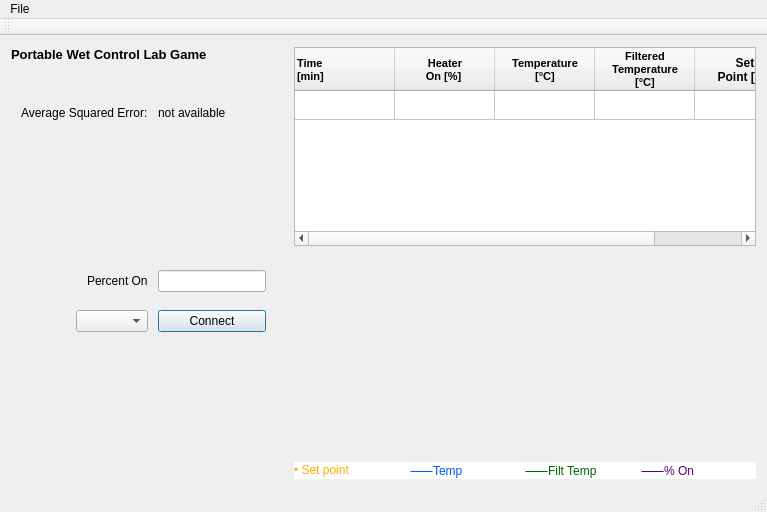
Above: mainwindow.ui from AnthonyA28/Qt-PWCL-game before the change. Below: the same form after it.
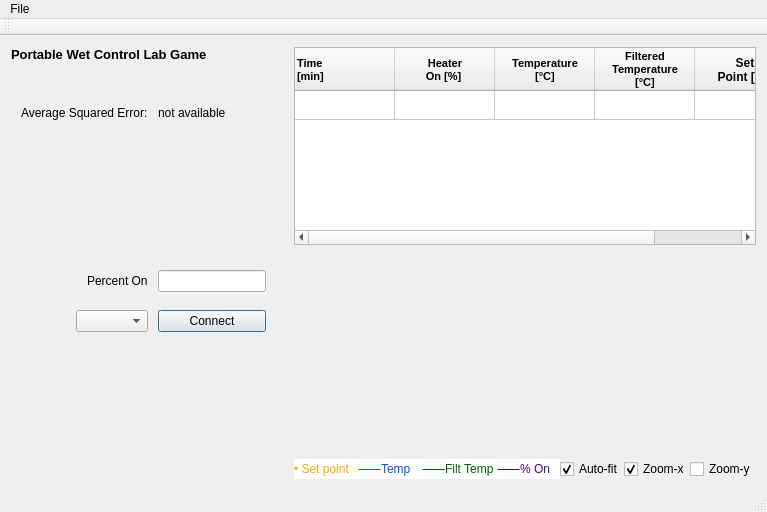
That is the form after the change. Icons and pictures are not drawn. Custom widgets are drawn as their Qt base class.

Commit message: added graph manipulation

Patch:
```diff
--- a/mainwindow.ui
+++ b/mainwindow.ui
@@ -558,6 +558,33 @@
           </property>
          </widget>
         </item>
+        <item>
+         <widget class="QCheckBox" name="auto_fit_CheckBox">
+          <property name="text">
+           <string>Auto-fit</string>
+          </property>
+          <property name="checked">
+           <bool>true</bool>
+          </property>
+         </widget>
+        </item>
+        <item>
+         <widget class="QCheckBox" name="zoom_xaxis_checkBox">
+          <property name="text">
+           <string>Zoom-x</string>
+          </property>
+          <property name="checked">
+           <bool>true</bool>
+          </property>
+         </widget>
+        </item>
+        <item>
+         <widget class="QCheckBox" name="zoomy_checkBox">
+          <property name="text">
+           <string>Zoom-y</string>
+          </property>
+         </widget>
+        </item>
        </layout>
       </item>
      </layout>
```
Left out of the diff: 12 changed lines with no effect on the pictures. The commit also changes 2 other files.
